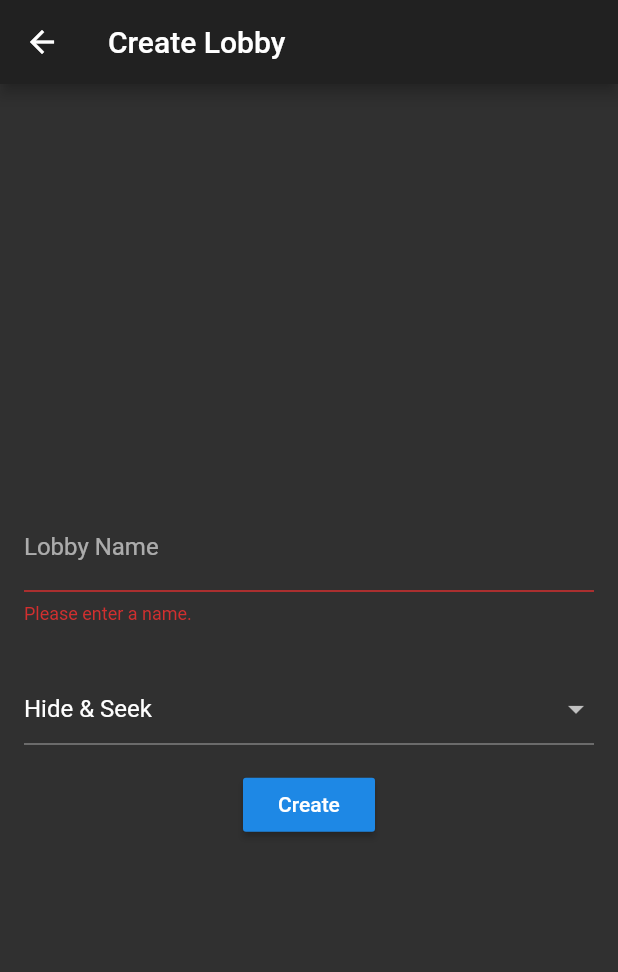
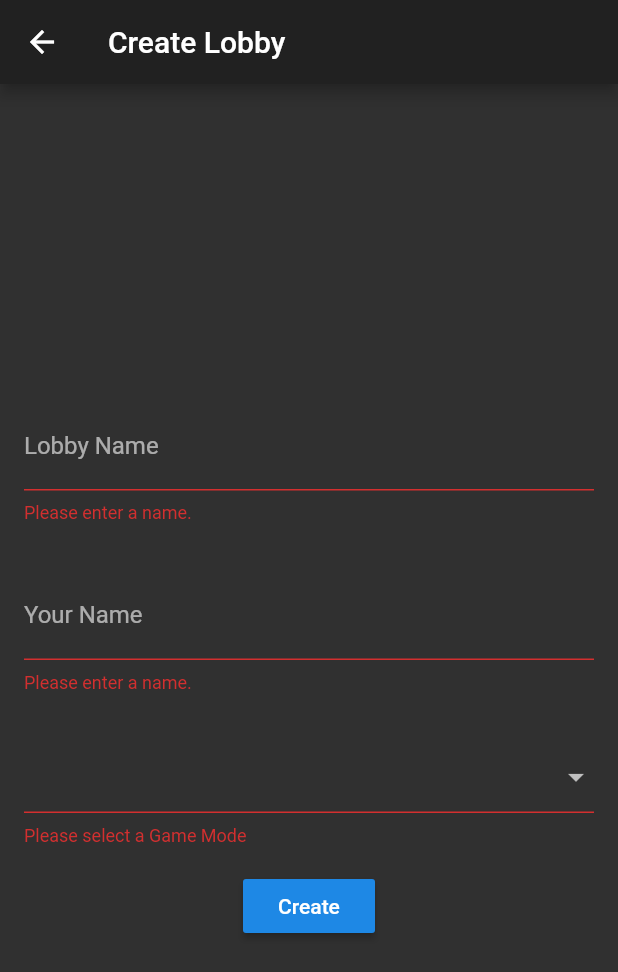
Before and after one commit to capella-sun/hasgo_flutter, a Flutter app: the CreateLobbyPage screen opened directly, after a tap on "Create", on a phone screen of 412 x 824 dp. Shown: the top 972 px of the screen. Run offline on Flutter 3.47's test engine with Material 2 defaults, Android fonts, the phone set to English and light mode, and no system bars; our stand-ins replace flutter_spinkit.

Commit message:
fixed dropdown menu in create lobby

```diff
--- a/lib/games/game_modes.dart
+++ b/lib/games/game_modes.dart
@@ -3,6 +3,8 @@
 enum GameMode { HIDE_AND_SEEK }
 
 GameMode gameModeFromString(String value) {
+  assert(value != null);
+  assert(value.isNotEmpty);
   return GameMode.values
       .firstWhere((e) => e.toString().toUpperCase() == value.toUpperCase());
 }
--- a/lib/lobby/lobby.dart
+++ b/lib/lobby/lobby.dart
@@ -6,12 +6,19 @@ import 'package:hasgo_flutter/games/game_modes.dart';
 
 abstract class Lobby {
   List<Player> players;
+  Player owner;
 }
 
-class CreateLobbyPage extends StatelessWidget {
+class CreateLobbyPage extends StatefulWidget {
+  _CreateLobbyState createState() => _CreateLobbyState();
+}
+
+class _CreateLobbyState extends State<CreateLobbyPage> {
   static final _formKey = GlobalKey<FormState>();
   final _scaffoldKey = GlobalKey<ScaffoldState>();
-  String gameModeString;
+  String _gameModeString;
+  String _lobbyDisplayName, _ownerDisplayName;
+
   @override
   Widget build(BuildContext context) {
     return Scaffold(
@@ -32,26 +39,56 @@ class CreateLobbyPage extends StatelessWidget {
           formPad(
             child: TextFormField(
               decoration: InputDecoration(
-                  hintText: 'Display Name', labelText: 'Lobby Name'),
+                  hintText: 'Enter Lobby Name', labelText: 'Lobby Name'),
               validator: (value) {
                 if (value.isEmpty) {
                   return 'Please enter a name.';
                 }
               },
+              onSaved: (value) => _lobbyDisplayName = value,
             ),
           ),
           formPad(
-            child: DropdownButtonFormField(
-              onChanged: (String gameMode) => gameModeString = gameMode,
-              items: GameMode.values.map((GameMode mode) {
-                String gameMode = getGameModeDisplayName(mode); // Get Apple from `Fruit.Apple`
-                return DropdownMenuItem<String>(
-                  value: gameModeString,
-                  child: Text(gameMode),
-                );
-              }).toList(),
-            )
+            child: TextFormField(
+              decoration: InputDecoration(
+                  hintText: 'Display Name', labelText: 'Your Name'),
+              validator: (value) {
+                if (value.isEmpty) {
+                  return 'Please enter a name.';
+                }
+              },
+              onSaved: (value) => _ownerDisplayName = value,
+            ),
           ),
+          formPad(
+              child: DropdownButtonFormField(
+            value: _gameModeString,
+            onChanged: (String gameMode) {
+              _gameModeString = gameMode;
+              setState(
+                  () {}); // Without this, the dropdown will not update immediately.
+            },
+            items: GameMode.values.map((GameMode mode) {
+              String gameMode =
+                  getGameModeDisplayName(mode); // Get Apple from `Fruit.Apple`
+              final enumGameMode = mode.toString();
+              return DropdownMenuItem(
+                child: Text(
+                  gameMode,
+                  style: TextStyle(color: Colors.white),
+                ),
+                value: enumGameMode,
+              );
+            }).toList(),
+            onSaved: (String value) {
+              _gameModeString = value;
+            },
+            validator: (value) {
+              if (value == null || value.toString().isEmpty) {
+                return 'Please select a Game Mode';
+              }
+            },
+          )),
           RaisedButton(
             child: const Text('Create'),
             onPressed: () async => createLobbyPressed(context),
@@ -63,12 +100,24 @@ class CreateLobbyPage extends StatelessWidget {
 
   Future<void> createLobbyPressed(BuildContext context) async {
     if (_formKey.currentState.validate()) {
-      _scaffoldKey.currentState.showSnackBar(SnackBar(
-        content: const Text('Creating Lobby'),
-      ));
+      _formKey.currentState.save();
+
+      // _scaffoldKey.currentState.showSnackBar(SnackBar(
+      //   content: const Text('Creating Lobby'),
+      // ));
+
+      print('game mode: $_gameModeString');
+      print('lobby: $_lobbyDisplayName');
+      print('owner: $_ownerDisplayName');
+
       Navigator.push(
         context,
-        MaterialPageRoute(builder: (context) => HasgoLobbyPage()),
+        MaterialPageRoute(
+            builder: (context) => HasgoLobbyPage(
+                  ownerDisplayName: _ownerDisplayName,
+                  lobbyDisplayName: _lobbyDisplayName,
+                  gameMode: gameModeFromString(_gameModeString),
+                )),
       );
     }
   }
--- a/lib/player/player.dart
+++ b/lib/player/player.dart
@@ -1,3 +1,4 @@
 abstract class Player {
   String name;
+  String uid;
 }
--- a/pubspec.yaml
+++ b/pubspec.yaml
@@ -17,6 +17,8 @@ dependencies:
     sdk: flutter
 
   cloud_firestore:
+
+  flutter_spinkit:
 
   # The following adds the Cupertino Icons font to your application.
   # Use with the CupertinoIcons class for iOS style icons.
```
Also changed, not shown: lib/games/hide_and_seek/lobby/hasgo_lobby_page.dart (+29 -7 lines).
